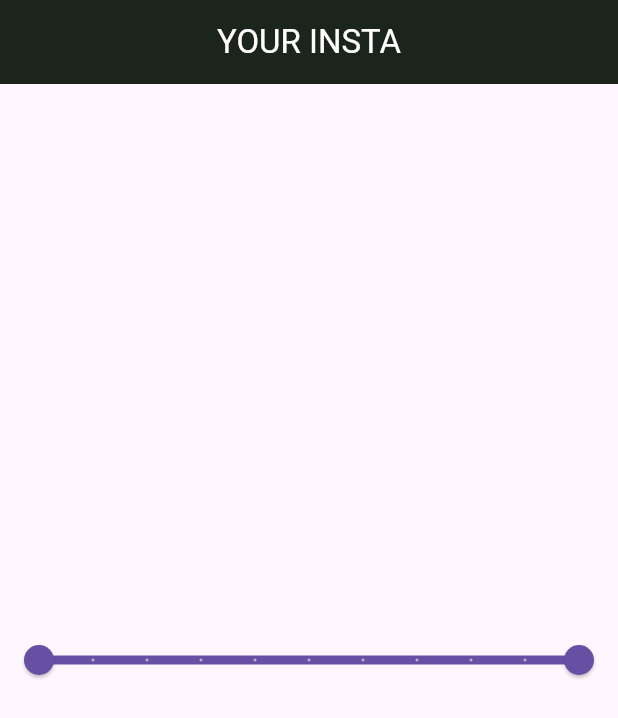
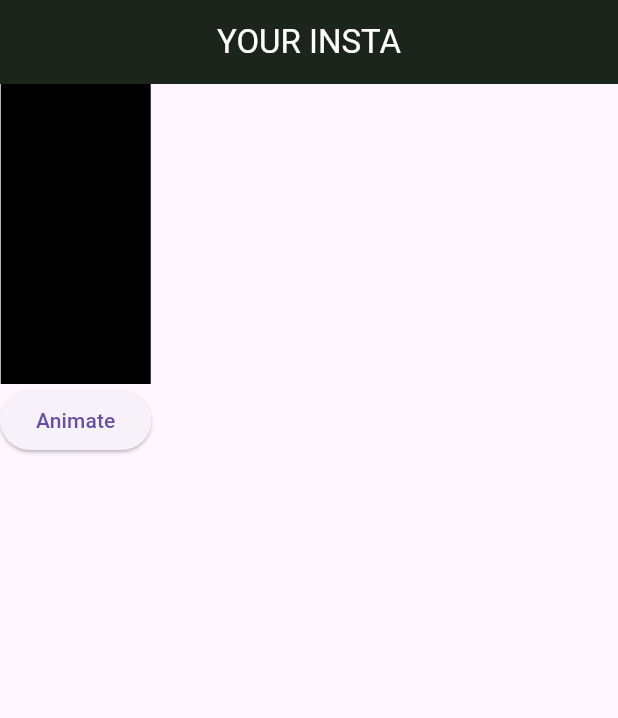
Before and after one commit to ahmadkh1509-cyber/appstylingpractice, a Flutter app: the screen it shows after launch, on a phone screen of 412 x 824 dp. Shown: the top 718 px of the screen. Run offline on Flutter 3.47's test engine with Material 3 defaults, Android fonts, the phone set to English and light mode, and no system bars; our stand-ins replace google_fonts.

Commit message:
animattion wwith cruves animated container

```diff
--- a/lib/main.dart
+++ b/lib/main.dart
@@ -52,6 +52,9 @@ class HomeScreen extends StatefulWidget {
 class _HomeScreenState extends State<HomeScreen> {
   RangeValues values = RangeValues(0, 1);
 
+  var _width = 100.0; //iable used for animated container chapter
+  var _height = 200.0;
+  var flag = true;
   @override
   Widget build(BuildContext context) {
     var email = TextEditingController();
@@ -656,25 +659,52 @@ class _HomeScreenState extends State<HomeScreen> {
       //     TextField(controller: name),
       //   ],
       // ),
+      // body: Column(
+      //   mainAxisAlignment: MainAxisAlignment.center,
+      //   children: [
+      //     Center(
+      //       child: Container(
+      //         child: RangeSlider(
+      //           values: values,
+      //           labels: labels,
+      //           divisions: 10,
+      //           min: 0,
+      //           max: 1,
+      //           onChanged: (newvalues) {
+      //             values = newvalues;
+      //             print('${values.start}  ${values.end}');
+
+      //             setState(() {});
+      //           },
+      //         ),
+      //       ),
+      //     ),
+      //   ],
+      // ),
       body: Column(
-        mainAxisAlignment: MainAxisAlignment.center,
         children: [
-          Center(
-            child: Container(
-              child: RangeSlider(
-                values: values,
-                labels: labels,
-                divisions: 10,
-                min: 0,
-                max: 1,
-                onChanged: (newvalues) {
-                  values = newvalues;
-                  print('${values.start}  ${values.end}');
-
-                  setState(() {});
-                },
-              ),
-            ),
+          AnimatedContainer(
+            duration: Duration(seconds: 2),
+            width: _width,
+            height: _height,
+            color: Colors.black,
+            curve: Curves.bounceInOut,
+          ),
+          ElevatedButton(
+            onPressed: () {
+              setState(() {
+                if (flag) {
+                  _height = 100.0;
+                  _width = 200.0;
+                  flag = false;
+                } else {
+                  _height = 200.0;
+                  _width = 100.0;
+                  flag = true;
+                }
+              });
+            },
+            child: Text("Animate"),
           ),
         ],
       ),
```
